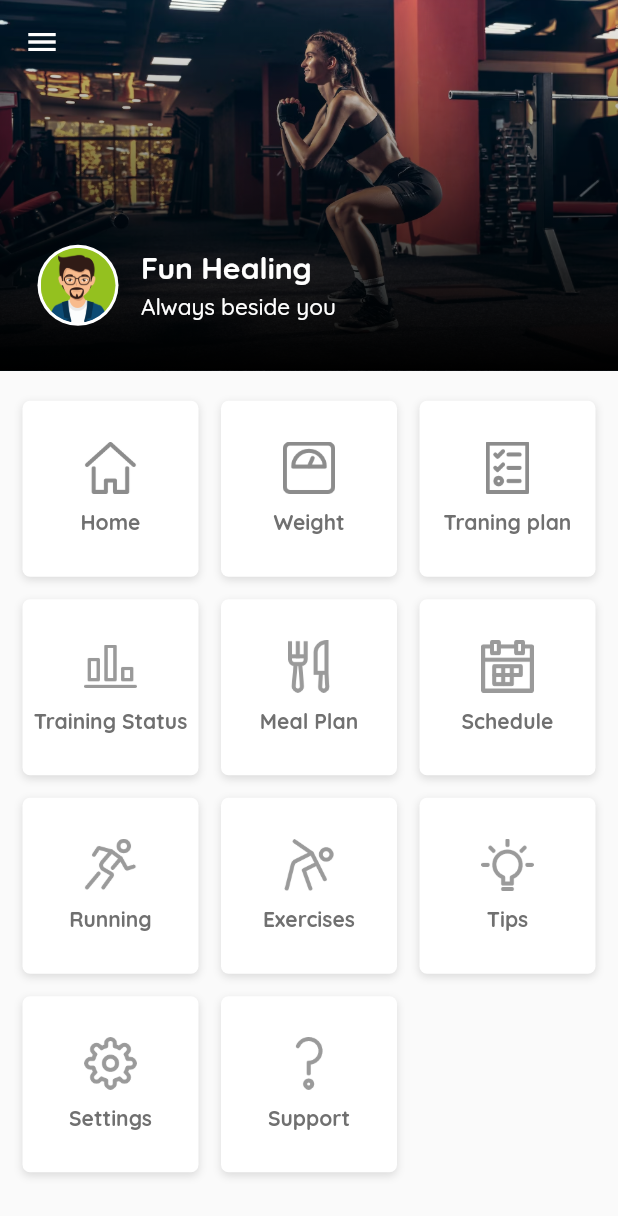
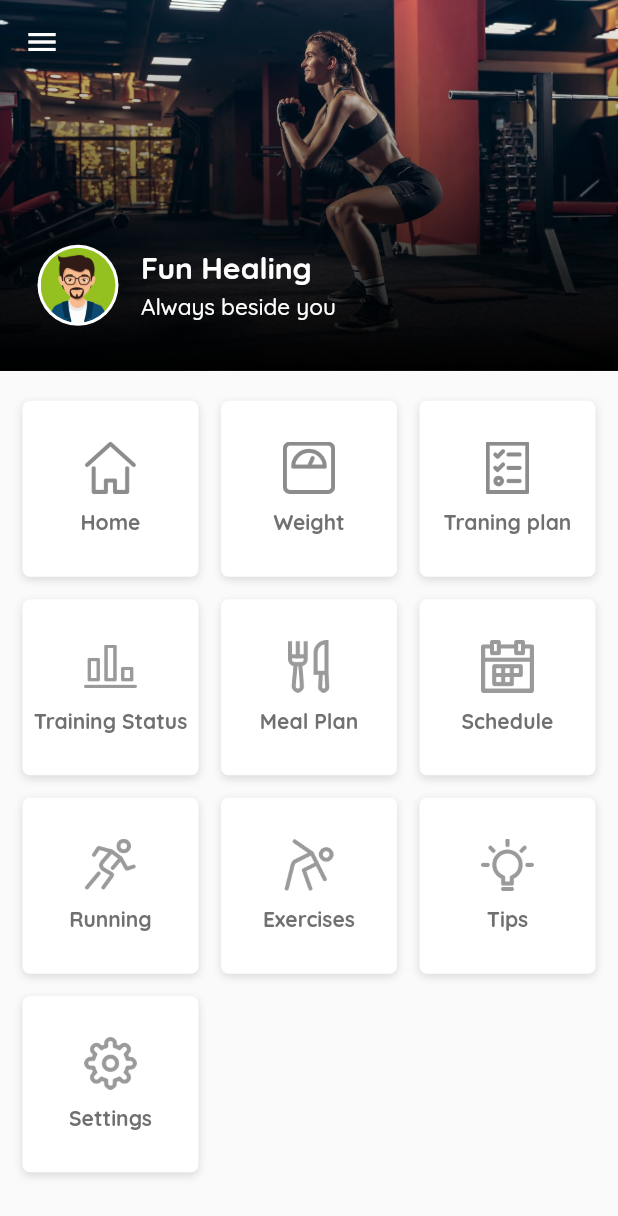
Before and after one commit to Human-Machine-Interaction/HMI-Frontend, a Flutter app: the screen it shows after launch, on a phone screen of 412 x 824 dp. Shown: the top 1216 px of the screen. Run offline on Flutter 3.47's test engine with Material 3 defaults, Android fonts, the phone set to English and light mode, and no system bars; our stand-ins replace carousel_slider, flutter_calendar_carousel, flutter_rating_bar, simple_circular_progress_bar.

Commit message:
fix color

```diff
--- a/fitness/lib/common/color_extension.dart
+++ b/fitness/lib/common/color_extension.dart
@@ -2,7 +2,7 @@
 import 'package:flutter/material.dart';
 
 class TColor {
-  static  Color get primary => const Color(0xffFF9B70);
+  static  Color get primary => const Color(0xff77E517);
 
   static Color get primaryText => const Color(0xff221E3A);
   static Color get secondaryText => const Color(0xff707070);
--- a/fitness/lib/view/menu/menu_view.dart
+++ b/fitness/lib/view/menu/menu_view.dart
@@ -78,7 +78,7 @@ class _MenuViewState extends State<MenuView> {
     {"name": "Exercises", "image": "assets/img/menu_exercises.png", "tag": "8"},
     {"name": "Tips", "image": "assets/img/menu_tips.png", "tag": "9"},
     {"name": "Settings", "image": "assets/img/menu_settings.png", "tag": "10"},
-    {"name": "Support", "image": "assets/img/menu_support.png", "tag": "11"},
+    // {"name": "Support", "image": "assets/img/menu_support.png", "tag": "11"},
   ];
 
   @override
```
